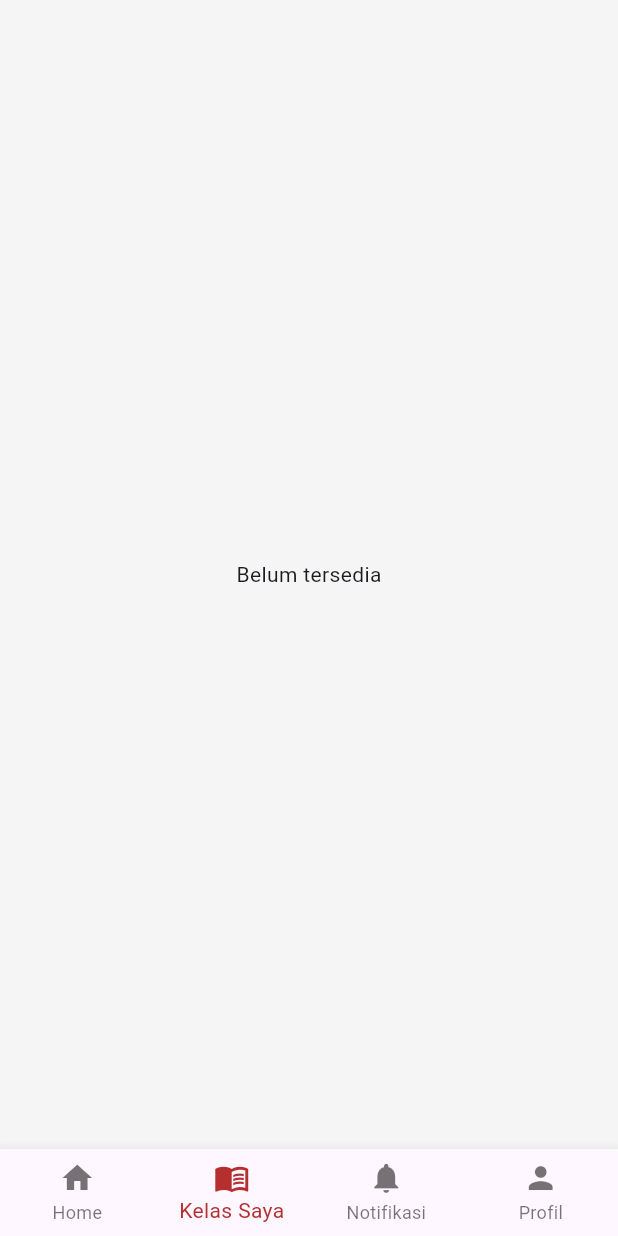
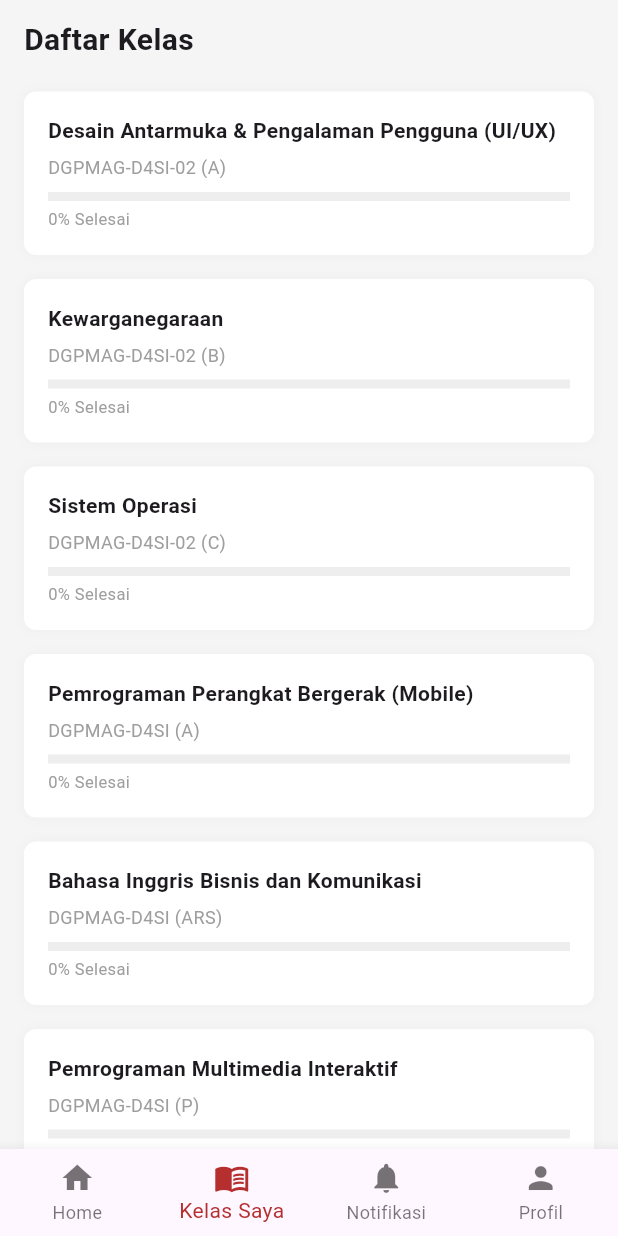
Before and after one commit to putritia10/apk_cejoe_lms, a Flutter app: the HomePage screen opened directly, item 2 of the bottom bar chosen, on a phone screen of 412 x 824 dp. Run offline on Flutter 3.47's test engine with Material 3 defaults, Android fonts, the phone set to English and light mode, and no system bars.

Commit message:
menambahkan halaman di icon kelas saya dan mengubah inisial dihome

```diff
--- /dev/null
+++ b/lib/screens/class_list_page.dart
@@ -0,0 +1,133 @@
+import 'package:flutter/material.dart';
+import 'course_detail_page.dart';
+
+class ClassListContent extends StatelessWidget {
+  const ClassListContent({Key? key}) : super(key: key);
+
+  @override
+  Widget build(BuildContext context) {
+    return CustomScrollView(
+      slivers: [
+        SliverToBoxAdapter(
+          child: Padding(
+            padding: const EdgeInsets.symmetric(horizontal: 16, vertical: 12),
+            child: Text(
+              'Daftar Kelas',
+              style: TextStyle(fontSize: 20, fontWeight: FontWeight.bold),
+            ),
+          ),
+        ),
+        SliverList(
+          delegate: SliverChildBuilderDelegate(
+            (context, index) => ClassListItem(
+              title: _classList[index]['title']!,
+              code: _classList[index]['code']!,
+              progress: _classList[index]['progress']!,
+              onTap: () {
+                Navigator.of(context).push(MaterialPageRoute(
+                  builder: (_) => CourseDetailPage(
+                    title: _classList[index]['title']!,
+                    code: _classList[index]['code']!,
+                  ),
+                ));
+              },
+            ),
+            childCount: _classList.length,
+          ),
+        ),
+        SliverToBoxAdapter(child: SizedBox(height: 80)),
+      ],
+    );
+  }
+}
+
+class ClassListItem extends StatelessWidget {
+  final String title;
+  final String code;
+  final double progress;
+  final VoidCallback? onTap;
+
+  const ClassListItem({
+    Key? key,
+    required this.title,
+    required this.code,
+    required this.progress,
+    this.onTap,
+  }) : super(key: key);
+
+  @override
+  Widget build(BuildContext context) {
+    return Padding(
+      padding: const EdgeInsets.symmetric(horizontal: 16, vertical: 8),
+      child: InkWell(
+        onTap: onTap,
+        borderRadius: BorderRadius.circular(8),
+        child: Container(
+          decoration: BoxDecoration(
+            color: Colors.white,
+            borderRadius: BorderRadius.circular(8),
+            boxShadow: [BoxShadow(color: Color.fromRGBO(0, 0, 0, 0.03), blurRadius: 6)],
+          ),
+          child: Padding(
+            padding: const EdgeInsets.all(16),
+            child: Column(
+              crossAxisAlignment: CrossAxisAlignment.start,
+              children: [
+                Text(title, style: TextStyle(fontWeight: FontWeight.bold)),
+                const SizedBox(height: 6),
+                Text(code, style: TextStyle(color: Colors.grey, fontSize: 12)),
+                const SizedBox(height: 8),
+                LinearProgressIndicator(
+                  value: progress,
+                  minHeight: 6,
+                  backgroundColor: Colors.grey.shade200,
+                  color: Colors.red.shade400,
+                ),
+                const SizedBox(height: 4),
+                Text('${(progress * 100).toStringAsFixed(0)}% Selesai', style: TextStyle(fontSize: 11, color: Colors.grey)),
+              ],
+            ),
+          ),
+        ),
+      ),
+    );
+  }
+}
+
+final List<Map<String, dynamic>> _classList = [
+  {
+    'title': 'Desain Antarmuka & Pengalaman Pengguna (UI/UX)',
+    'code': 'DGPMAG-D4SI-02 (A)',
+    'progress': 0.0,
+  },
+  {
+    'title': 'Kewarganegaraan',
+    'code': 'DGPMAG-D4SI-02 (B)',
+    'progress': 0.0,
+  },
+  {
+    'title': 'Sistem Operasi',
+    'code': 'DGPMAG-D4SI-02 (C)',
+    'progress': 0.0,
+  },
+  {
+    'title': 'Pemrograman Perangkat Bergerak (Mobile)',
+    'code': 'DGPMAG-D4SI (A)',
+    'progress': 0.0,
+  },
+  {
+    'title': 'Bahasa Inggris Bisnis dan Komunikasi',
+    'code': 'DGPMAG-D4SI (ARS)',
+    'progress': 0.0,
+  },
+  {
+    'title': 'Pemrograman Multimedia Interaktif',
+    'code': 'DGPMAG-D4SI (P)',
+    'progress': 0.0,
+  },
+  {
+    'title': 'Olahraga',
+    'code': 'DGTI-442-02 (R)',
+    'progress': 0.0,
+  },
+];
--- a/lib/screens/home_page.dart
+++ b/lib/screens/home_page.dart
@@ -2,6 +2,7 @@ import 'package:flutter/material.dart';
 import 'profile_page.dart';
 import 'course_detail_page.dart';
 import 'session_detail_page.dart';
+import 'class_list_page.dart';
 
 class HomePage extends StatefulWidget {
   const HomePage({Key? key}) : super(key: key);
@@ -56,6 +57,8 @@ class _HomePageState extends State<HomePage> {
                   SliverToBoxAdapter(child: SizedBox(height: 80)),
                 ],
               );
+            } else if (_selectedIndex == 1) {
+              return ClassListContent();
             } else if (_selectedIndex == 3) {
               return ProfileContent(onRequestBack: () => setState(() => _selectedIndex = 0));
             } else {
@@ -87,7 +90,7 @@ class _HomePageState extends State<HomePage> {
           CircleAvatar(
             radius: 28,
             backgroundColor: _primary,
-            child: Text('D', style: TextStyle(color: Colors.white, fontWeight: FontWeight.bold)),
+            child: Text('P', style: TextStyle(color: Colors.white, fontWeight: FontWeight.bold)),
           ),
           const SizedBox(width: 12),
           Expanded(
```
